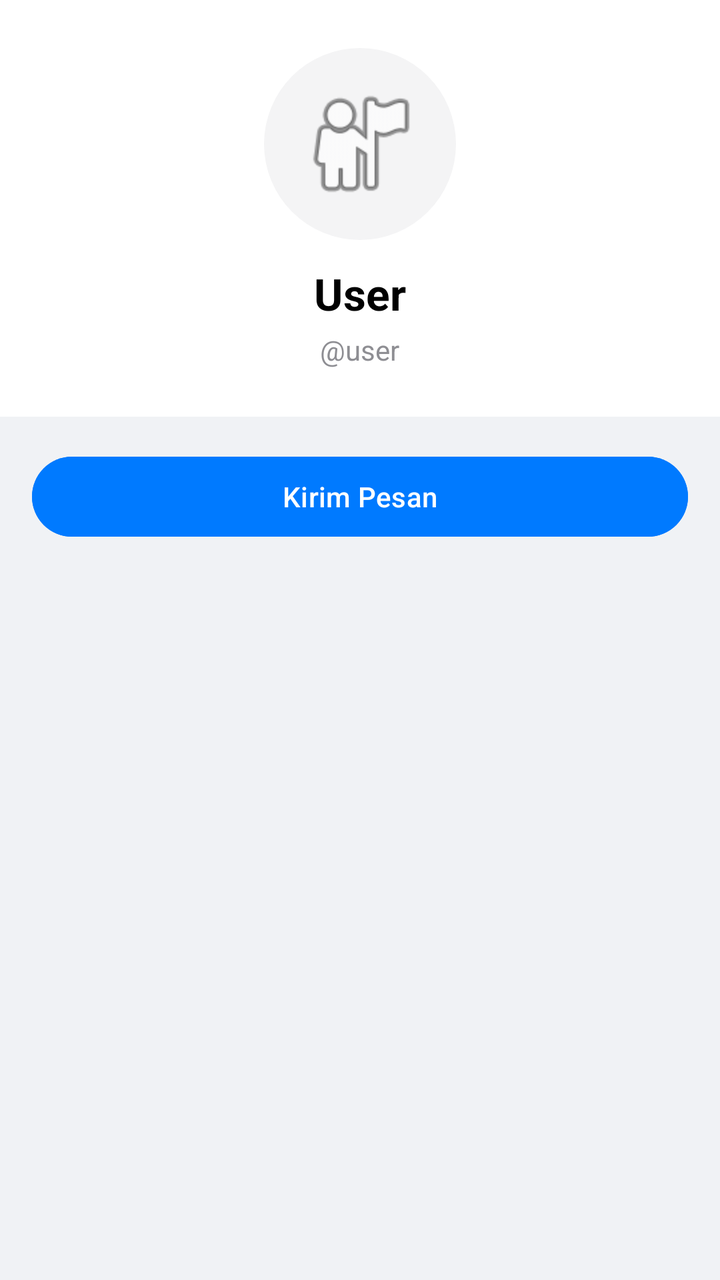
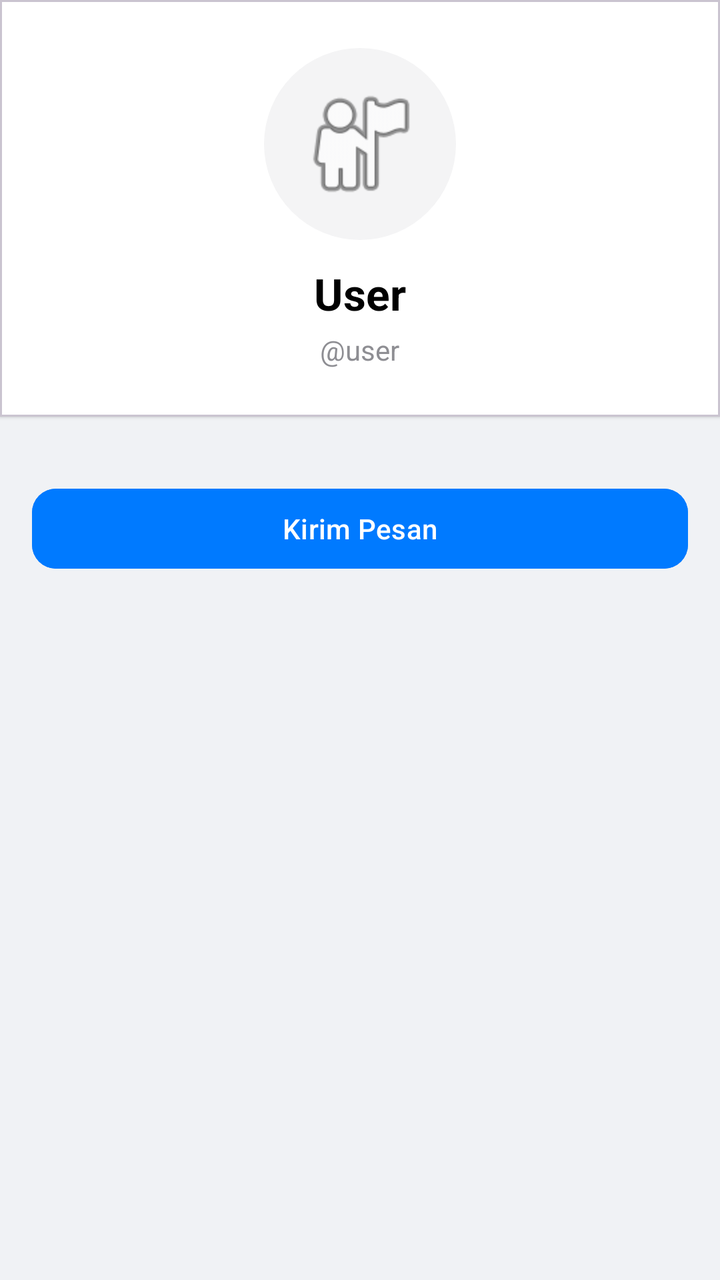

Before-and-after screenshots of an Android layout around one commit, followed by the original layout XML and the change that was made.
<!-- AndroidManifest.xml: application theme Theme.Material3.Light.NoActionBar -->
<!-- res/layout/activity_user_profile.xml -->
<?xml version="1.0" encoding="utf-8"?>
<ScrollView xmlns:android="http://schemas.android.com/apk/res/android"
    xmlns:app="http://schemas.android.com/apk/res-auto"
    android:layout_width="match_parent"
    android:layout_height="match_parent"
    android:background="#F0F2F5">

    <LinearLayout
        android:layout_width="match_parent"
        android:layout_height="wrap_content"
        android:orientation="vertical">

        
        <LinearLayout
            android:layout_width="match_parent"
            android:layout_height="wrap_content"
            android:orientation="vertical"
            android:gravity="center"
            android:padding="24dp"
            android:background="#FFFFFF">

            <ImageView
                android:id="@+id/ivUserPhoto"
                android:layout_width="96dp"
                android:layout_height="96dp"
                android:background="@drawable/bg_avatar_circle"
                android:src="@android:drawable/ic_menu_myplaces"
                android:padding="16dp"/>

            <TextView
                android:id="@+id/tvUserName"
                android:layout_width="wrap_content"
                android:layout_height="wrap_content"
                android:text="User"
                android:textSize="22sp"
                android:textStyle="bold"
                android:textColor="#000000"
                android:layout_marginTop="12dp"/>

            <TextView
                android:id="@+id/tvUserUsername"
                android:layout_width="wrap_content"
                android:layout_height="wrap_content"
                android:text="@user"
                android:textSize="14sp"
                android:textColor="#8E8E93"
                android:layout_marginTop="4dp"/>
        </LinearLayout>

        
        <LinearLayout
            android:id="@+id/layoutSelfActions"
            android:layout_width="match_parent"
            android:layout_height="wrap_content"
            android:orientation="horizontal"
            android:padding="16dp"
            android:visibility="gone"
            android:background="#FFFFFF"
            android:layout_marginTop="1dp">

            <LinearLayout
                android:id="@+id/btnSetPhoto"
                android:layout_width="0dp"
                android:layout_height="wrap_content"
                android:layout_weight="1"
                android:orientation="vertical"
                android:gravity="center">
                <ImageView android:layout_width="24dp" android:layout_height="24dp" android:src="@android:drawable/ic_menu_camera" app:tint="#007AFF"/>
                <TextView android:layout_width="wrap_content" android:layout_height="wrap_content" android:text="Pasang Foto" android:textSize="12sp" android:layout_marginTop="4dp"/>
            </LinearLayout>

            <LinearLayout
                android:id="@+id/btnEditInfo"
                android:layout_width="0dp"
                android:layout_height="wrap_content"
                android:layout_weight="1"
                android:orientation="vertical"
                android:gravity="center">
                <ImageView android:layout_width="24dp" android:layout_height="24dp" android:src="@android:drawable/ic_menu_edit" app:tint="#007AFF"/>
                <TextView android:layout_width="wrap_content" android:layout_height="wrap_content" android:text="Ubah Info" android:textSize="12sp" android:layout_marginTop="4dp"/>
            </LinearLayout>

            <LinearLayout
                android:id="@+id/btnSettings"
                android:layout_width="0dp"
                android:layout_height="wrap_content"
                android:layout_weight="1"
                android:orientation="vertical"
                android:gravity="center">
                <ImageView android:layout_width="24dp" android:layout_height="24dp" android:src="@android:drawable/ic_menu_preferences" app:tint="#007AFF"/>
                <TextView android:layout_width="wrap_content" android:layout_height="wrap_content" android:text="Pengaturan" android:textSize="12sp" android:layout_marginTop="4dp"/>
            </LinearLayout>
        </LinearLayout>

        
        <LinearLayout
            android:id="@+id/layoutSettingsList"
            android:layout_width="match_parent"
            android:layout_height="wrap_content"
            android:orientation="vertical"
            android:visibility="gone"
            android:layout_marginTop="16dp"
            android:background="#FFFFFF">

            <TextView android:layout_width="match_parent" android:layout_height="wrap_content" android:text="Akun" android:textColor="#007AFF" android:textSize="13sp" android:padding="16dp" android:textStyle="bold"/>
            <TextView android:id="@+id/rowEditProfile" android:layout_width="match_parent" android:layout_height="wrap_content" android:text="Nomor, Username, Bio" android:padding="16dp" android:textSize="15sp"/>
            
            <View android:layout_width="match_parent" android:layout_height="1dp" android:background="#EEEEEE" android:layout_marginStart="16dp"/>
            
            <TextView android:layout_width="match_parent" android:layout_height="wrap_content" android:text="Pengaturan Obrolan" android:padding="16dp" android:textSize="15sp"/>
            <TextView android:layout_width="match_parent" android:layout_height="wrap_content" android:text="Privasi &amp; Keamanan" android:padding="16dp" android:textSize="15sp"/>
            <TextView android:layout_width="match_parent" android:layout_height="wrap_content" android:text="Notifikasi" android:padding="16dp" android:textSize="15sp"/>
            <TextView android:layout_width="match_parent" android:layout_height="wrap_content" android:text="Data dan Penyimpanan" android:padding="16dp" android:textSize="15sp"/>
            <TextView android:layout_width="match_parent" android:layout_height="wrap_content" android:text="Folder Obrolan" android:padding="16dp" android:textSize="15sp"/>
            <TextView android:layout_width="match_parent" android:layout_height="wrap_content" android:text="Perangkat" android:padding="16dp" android:textSize="15sp"/>
        </LinearLayout>

        
        <Button
            android:id="@+id/btnMessageUser"
            android:layout_width="match_parent"
            android:layout_height="wrap_content"
            android:text="Kirim Pesan"
            android:layout_margin="16dp"
            android:backgroundTint="#007AFF"
            android:textColor="#FFFFFF"/>
    </LinearLayout>
</ScrollView>
<!-- resources referenced by this layout -->
<resources>
  <!-- drawable bg_avatar_circle (drawable) -->
  <?xml version="1.0" encoding="utf-8"?>
  <shape xmlns:android="http://schemas.android.com/apk/res/android" android:shape="oval">
      <solid android:color="@color/tg_bg_gray" />
  </shape>
  <color name="tg_bg_gray">#F4F4F5</color>
</resources>

<!-- the commit's change to res/layout/activity_user_profile.xml (unified diff, before → after) -->
@@ -11,116 +11,120 @@
         android:orientation="vertical">
 
         
-        <LinearLayout
+        <com.google.android.material.card.MaterialCardView
             android:layout_width="match_parent"
             android:layout_height="wrap_content"
-            android:orientation="vertical"
-            android:gravity="center"
-            android:padding="24dp"
-            android:background="#FFFFFF">
+            app:cardCornerRadius="0dp"
+            app:cardElevation="1dp"
+            app:cardBackgroundColor="#FFFFFF"
+            android:layout_marginBottom="16dp">
 
-            <ImageView
-                android:id="@+id/ivUserPhoto"
-                android:layout_width="96dp"
-                android:layout_height="96dp"
-                android:background="@drawable/bg_avatar_circle"
-                android:src="@android:drawable/ic_menu_myplaces"
-                android:padding="16dp"/>
+            <LinearLayout
+                android:layout_width="match_parent"
+                android:layout_height="wrap_content"
+                android:orientation="vertical"
+                android:gravity="center"
+                android:padding="24dp">
 
-            <TextView
-                android:id="@+id/tvUserName"
-                android:layout_width="wrap_content"
-                android:layout_height="wrap_content"
-                android:text="User"
-                android:textSize="22sp"
-                android:textStyle="bold"
-                android:textColor="#000000"
-                android:layout_marginTop="12dp"/>
+                <ImageView
+                    android:id="@+id/ivUserPhoto"
+                    android:layout_width="96dp"
+                    android:layout_height="96dp"
+                    android:background="@drawable/bg_avatar_circle"
+                    android:src="@android:drawable/ic_menu_myplaces"
+                    android:padding="16dp"/>
 
-            <TextView
-                android:id="@+id/tvUserUsername"
-                android:layout_width="wrap_content"
-                android:layout_height="wrap_content"
-                android:text="@user"
-                android:textSize="14sp"
-                android:textColor="#8E8E93"
-                android:layout_marginTop="4dp"/>
-        </LinearLayout>
+                <TextView
+                    android:id="@+id/tvUserName"
+                    android:layout_width="wrap_content"
+                    android:layout_height="wrap_content"
+                    android:text="User"
+                    android:textSize="22sp"
+                    android:textStyle="bold"
+                    android:textColor="#000000"
+                    android:layout_marginTop="12dp"/>
+
+                <TextView
+                    android:id="@+id/tvUserUsername"
+                    android:layout_width="wrap_content"
+                    android:layout_height="wrap_content"
+                    android:text="@user"
+                    android:textSize="14sp"
+                    android:textColor="#8E8E93"
+                    android:layout_marginTop="4dp"/>
+            </LinearLayout>
+        </com.google.android.material.card.MaterialCardView>
 
         
-        <LinearLayout
+        <com.google.android.material.card.MaterialCardView
             android:id="@+id/layoutSelfActions"
             android:layout_width="match_parent"
             android:layout_height="wrap_content"
-            android:orientation="horizontal"
-            android:padding="16dp"
-            android:visibility="gone"
-            android:background="#FFFFFF"
-            android:layout_marginTop="1dp">
+            app:cardCornerRadius="0dp"
+            app:cardElevation="1dp"
+            app:cardBackgroundColor="#FFFFFF"
+            android:layout_marginBottom="16dp"
+            android:visibility="gone">
 
             <LinearLayout
-                android:id="@+id/btnSetPhoto"
-                android:layout_width="0dp"
+                android:layout_width="match_parent"
                 android:layout_height="wrap_content"
-                android:layout_weight="1"
-                android:orientation="vertical"
-                android:gravity="center">
-                <ImageView android:layout_width="24dp" android:layout_height="24dp" android:src="@android:drawable/ic_menu_camera" app:tint="#007AFF"/>
-                <TextView android:layout_width="wrap_content" android:layout_height="wrap_content" android:text="Pasang Foto" android:textSize="12sp" android:layout_marginTop="4dp"/>
+                android:orientation="horizontal"
+                android:padding="16dp">
+
+                <LinearLayout android:id="@+id/btnSetPhoto" android:layout_width="0dp" android:layout_height="wrap_content" android:layout_weight="1" android:orientation="vertical" android:gravity="center">
+                    <ImageView android:layout_width="24dp" android:layout_height="24dp" android:src="@android:drawable/ic_menu_camera" app:tint="#007AFF"/>
+                    <TextView android:layout_width="wrap_content" android:layout_height="wrap_content" android:text="Pasang Foto" android:textSize="12sp" android:layout_marginTop="4dp"/>
+                </LinearLayout>
+
+                <LinearLayout android:id="@+id/btnEditInfo" android:layout_width="0dp" android:layout_height="wrap_content" android:layout_weight="1" android:orientation="vertical" android:gravity="center">
+                    <ImageView android:layout_width="24dp" android:layout_height="24dp" android:src="@android:drawable/ic_menu_edit" app:tint="#007AFF"/>
+                    <TextView android:layout_width="wrap_content" android:layout_height="wrap_content" android:text="Ubah Info" android:textSize="12sp" android:layout_marginTop="4dp"/>
+                </LinearLayout>
+
+                <LinearLayout android:id="@+id/btnSettings" android:layout_width="0dp" android:layout_height="wrap_content" android:layout_weight="1" android:orientation="vertical" android:gravity="center">
+                    <ImageView android:layout_width="24dp" android:layout_height="24dp" android:src="@android:drawable/ic_menu_preferences" app:tint="#007AFF"/>
+                    <TextView android:layout_width="wrap_content" android:layout_height="wrap_content" android:text="Pengaturan" android:textSize="12sp" android:layout_marginTop="4dp"/>
+                </LinearLayout>
             </LinearLayout>
-
-            <LinearLayout
-                android:id="@+id/btnEditInfo"
-                android:layout_width="0dp"
-                android:layout_height="wrap_content"
-                android:layout_weight="1"
-                android:orientation="vertical"
-                android:gravity="center">
-                <ImageView android:layout_width="24dp" android:layout_height="24dp" android:src="@android:drawable/ic_menu_edit" app:tint="#007AFF"/>
-                <TextView android:layout_width="wrap_content" android:layout_height="wrap_content" android:text="Ubah Info" android:textSize="12sp" android:layout_marginTop="4dp"/>
-            </LinearLayout>
-
-            <LinearLayout
-                android:id="@+id/btnSettings"
-                android:layout_width="0dp"
-                android:layout_height="wrap_content"
-                android:layout_weight="1"
-                android:orientation="vertical"
-                android:gravity="center">
-                <ImageView android:layout_width="24dp" android:layout_height="24dp" android:src="@android:drawable/ic_menu_preferences" app:tint="#007AFF"/>
-                <TextView android:layout_width="wrap_content" android:layout_height="wrap_content" android:text="Pengaturan" android:textSize="12sp" android:layout_marginTop="4dp"/>
-            </LinearLayout>
-        </LinearLayout>
+        </com.google.android.material.card.MaterialCardView>
 
         
-        <LinearLayout
+        <com.google.android.material.card.MaterialCardView
             android:id="@+id/layoutSettingsList"
             android:layout_width="match_parent"
             android:layout_height="wrap_content"
-            android:orientation="vertical"
-            android:visibility="gone"
-            android:layout_marginTop="16dp"
-            android:background="#FFFFFF">
+            app:cardCornerRadius="0dp"
+            app:cardElevation="1dp"
+            app:cardBackgroundColor="#FFFFFF"
+            android:visibility="gone">
 
-            <TextView android:layout_width="match_parent" android:layout_height="wrap_content" android:text="Akun" android:textColor="#007AFF" android:textSize="13sp" android:padding="16dp" android:textStyle="bold"/>
-            <TextView android:id="@+id/rowEditProfile" android:layout_width="match_parent" android:layout_height="wrap_content" android:text="Nomor, Username, Bio" android:padding="16dp" android:textSize="15sp"/>
-            
-            <View android:layout_width="match_parent" android:layout_height="1dp" android:background="#EEEEEE" android:layout_marginStart="16dp"/>
-            
-            <TextView android:layout_width="match_parent" android:layout_height="wrap_content" android:text="Pengaturan Obrolan" android:padding="16dp" android:textSize="15sp"/>
-            <TextView android:layout_width="match_parent" android:layout_height="wrap_content" android:text="Privasi &amp; Keamanan" android:padding="16dp" android:textSize="15sp"/>
-            <TextView android:layout_width="match_parent" android:layout_height="wrap_content" android:text="Notifikasi" android:padding="16dp" android:textSize="15sp"/>
-            <TextView android:layout_width="match_parent" android:layout_height="wrap_content" android:text="Data dan Penyimpanan" android:padding="16dp" android:textSize="15sp"/>
-            <TextView android:layout_width="match_parent" android:layout_height="wrap_content" android:text="Folder Obrolan" android:padding="16dp" android:textSize="15sp"/>
-            <TextView android:layout_width="match_parent" android:layout_height="wrap_content" android:text="Perangkat" android:padding="16dp" android:textSize="15sp"/>
-        </LinearLayout>
+            <LinearLayout
+                android:layout_width="match_parent"
+                android:layout_height="wrap_content"
+                android:orientation="vertical">
+
+                <TextView android:layout_width="match_parent" android:layout_height="wrap_content" android:text="Akun" android:textColor="#007AFF" android:textSize="13sp" android:padding="16dp" android:textStyle="bold"/>
+                <TextView android:id="@+id/rowEditProfile" android:layout_width="match_parent" android:layout_height="wrap_content" android:text="Nomor, Username, Bio" android:padding="16dp" android:textSize="15sp"/>
+
+                <View android:layout_width="match_parent" android:layout_height="1dp" android:background="#EEEEEE" android:layout_marginStart="16dp"/>
+
+                <TextView android:layout_width="match_parent" android:layout_height="wrap_content" android:text="Pengaturan Obrolan" android:padding="16dp" android:textSize="15sp"/>
+                <TextView android:layout_width="match_parent" android:layout_height="wrap_content" android:text="Privasi &amp; Keamanan" android:padding="16dp" android:textSize="15sp"/>
+                <TextView android:layout_width="match_parent" android:layout_height="wrap_content" android:text="Notifikasi" android:padding="16dp" android:textSize="15sp"/>
+                <TextView android:layout_width="match_parent" android:layout_height="wrap_content" android:text="Data dan Penyimpanan" android:padding="16dp" android:textSize="15sp"/>
+                <TextView android:layout_width="match_parent" android:layout_height="wrap_content" android:text="Folder Obrolan" android:padding="16dp" android:textSize="15sp"/>
+                <TextView android:layout_width="match_parent" android:layout_height="wrap_content" android:text="Perangkat" android:padding="16dp" android:textSize="15sp"/>
+            </LinearLayout>
+        </com.google.android.material.card.MaterialCardView>
 
         
-        <Button
+        <com.google.android.material.button.MaterialButton
             android:id="@+id/btnMessageUser"
             android:layout_width="match_parent"
             android:layout_height="wrap_content"
             android:text="Kirim Pesan"
+            app:cornerRadius="12dp"
             android:layout_margin="16dp"
             android:backgroundTint="#007AFF"
             android:textColor="#FFFFFF"/>
